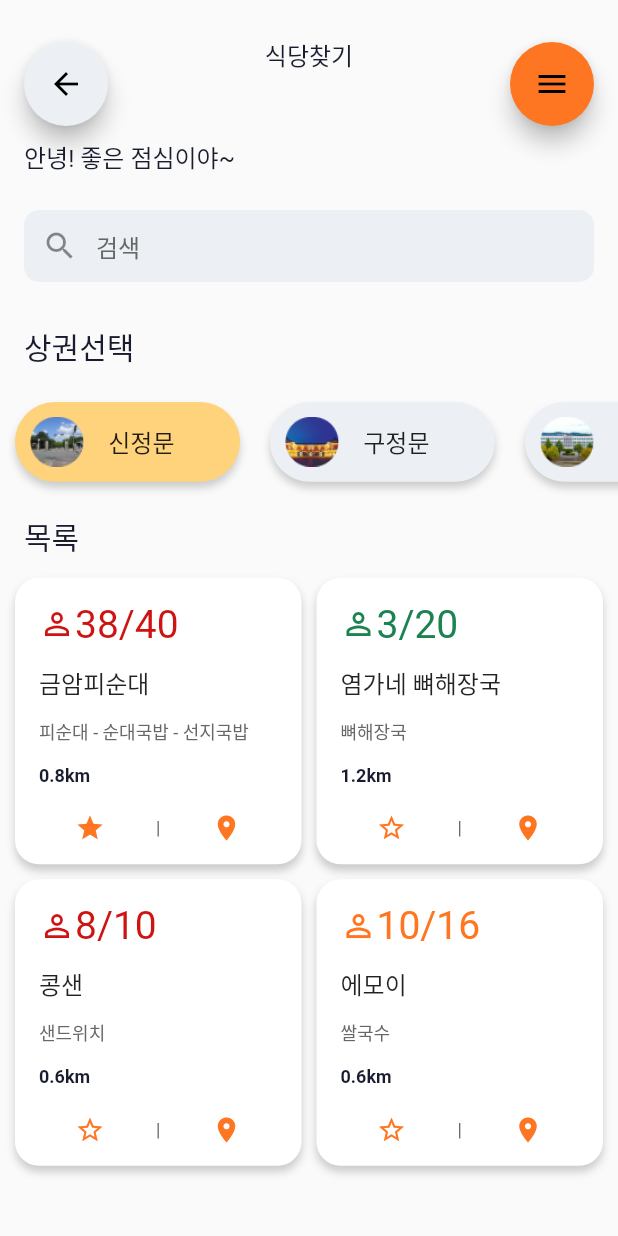
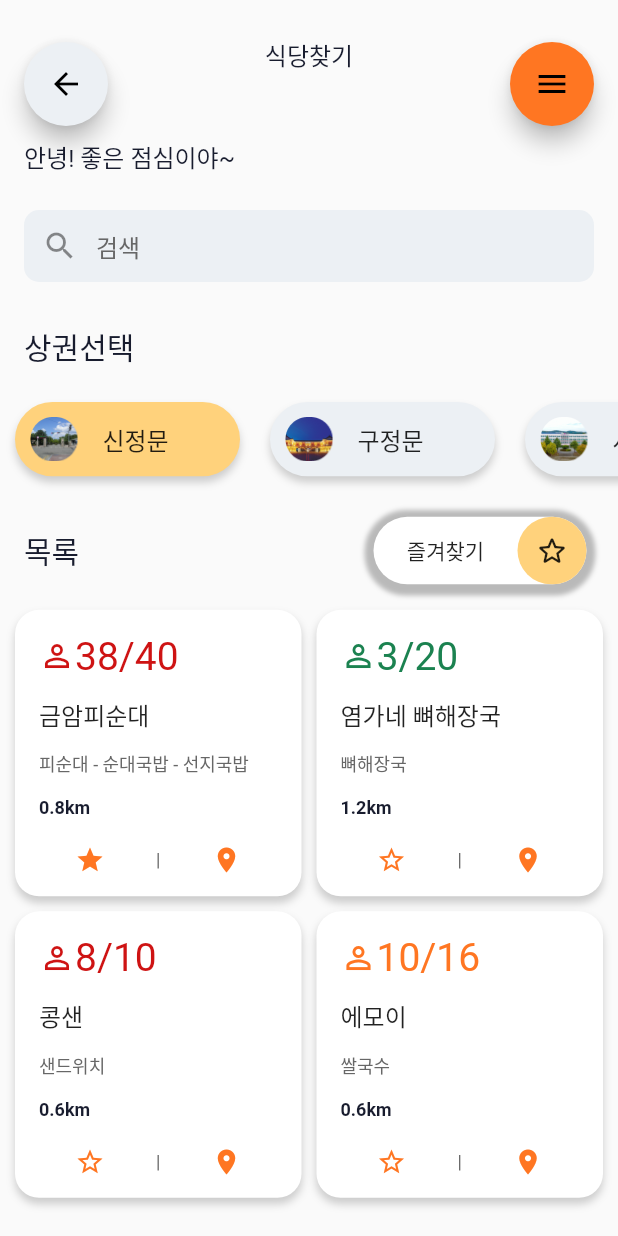
Before and after one commit to YaeheeChoe/launchrabbit, a Flutter app: the screen it shows after launch, on a phone screen of 412 x 824 dp. Run offline on Flutter 3.47's test engine with Material 2 defaults, Android fonts, the phone set to English and light mode, and no system bars; drawn by our look-alikes of animated_toggle_switch.

Commit message:
즐찾 필터링목록 구현완

```diff
--- a/lib/main.dart
+++ b/lib/main.dart
@@ -5,6 +5,9 @@ import 'package:launchrabbit/component/ExpandableFab.dart';
 import 'package:launchrabbit/component/WidgetList.dart';
 import 'package:launchrabbit/mypage_screen.dart';
 import './component/RestorantWidget.dart';
+import 'package:animated_toggle_switch/animated_toggle_switch.dart';
+
+
 
 void main() {
   runApp(const MyApp());
@@ -331,6 +334,8 @@ class _MyHomePageState extends State<MyHomePage> {
     ),
   ];
   Area _selectedArea = Area.Sinjeongmun;
+  bool isShowStars = true;
+
   void updateArea(Area area) {
     setState(() {
       _selectedArea = area;
@@ -489,10 +494,56 @@ class _MyHomePageState extends State<MyHomePage> {
             Padding(
               padding:
                   EdgeInsets.only(top: 12, left: 16, right: 16, bottom: 12),
-              child: Text(
+
+              child:
+              Row(
+                mainAxisAlignment: MainAxisAlignment.spaceBetween,
+                children: [
+               Text(
                 '목록',
                 style: menuTextStyle,
               ),
+              AnimatedToggleSwitch<bool>.dual(
+                current: isShowStars,
+                first: false,
+                second: true,
+                dif: 50.0,
+                borderColor: Colors.transparent,
+                borderWidth: 5.0,
+                height: 55,
+                boxShadow: const [
+                  BoxShadow(
+                    color: Colors.black26,
+                    spreadRadius: 1,
+                    blurRadius: 2,
+                    offset: Offset(0, 1.5),
+                  ),
+                ],
+                onChanged: (b) {
+                  setState(() => isShowStars = b);
+                  if(isShowStars)
+                  {
+                    nowWidgetList = restorantWidgetList.where((element) {
+                      return element.area == '신정문'&& element.isStar == true;
+                    }).toList();
+                  }
+                  else{
+                    nowWidgetList = restorantWidgetList.where((element) {
+                      return element.area == '신정문';
+                    }).toList();
+                  }
+                  return Future.delayed(Duration(seconds: 2));
+                },
+                colorBuilder: (b) => b ? highlightColor : seconderyColor,
+                iconBuilder: (value) => value
+                    ? Icon(Icons.star_border_rounded )
+                    : Icon(Icons.menu_open),
+                textBuilder: (value) => value
+                    ? Center(child: Text('즐겨찾기'))
+                    : Center(child: Text('전체목록')),
+              ),
+
+              ],)
             ),
             Flexible(
               flex: 6,
```
